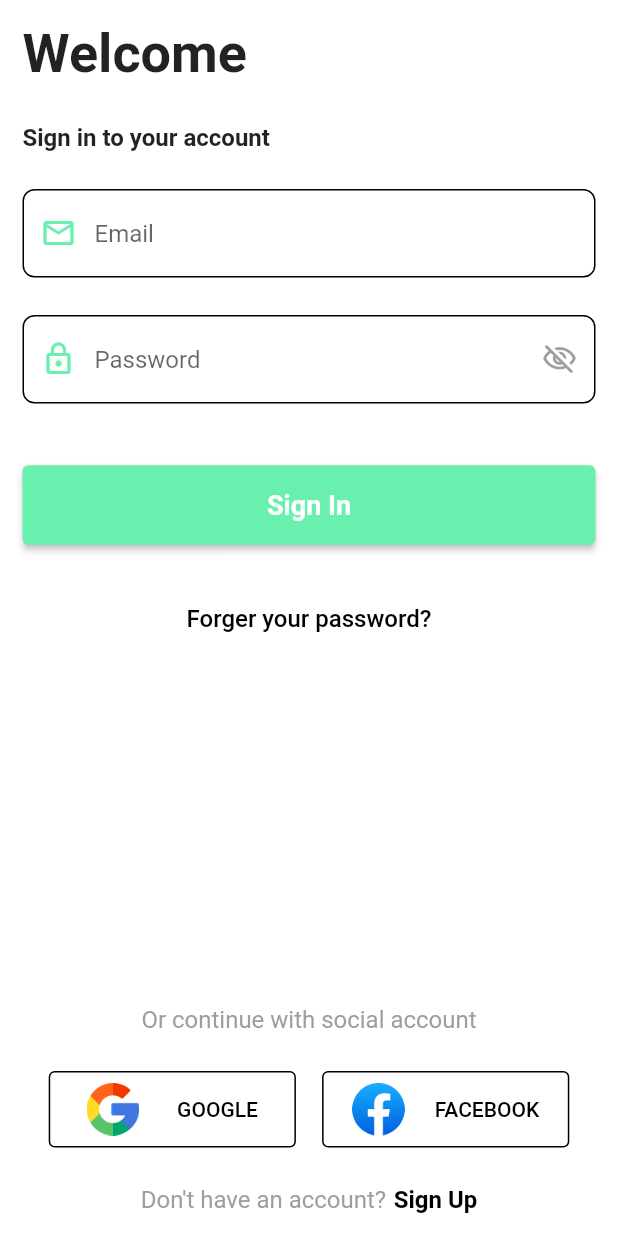
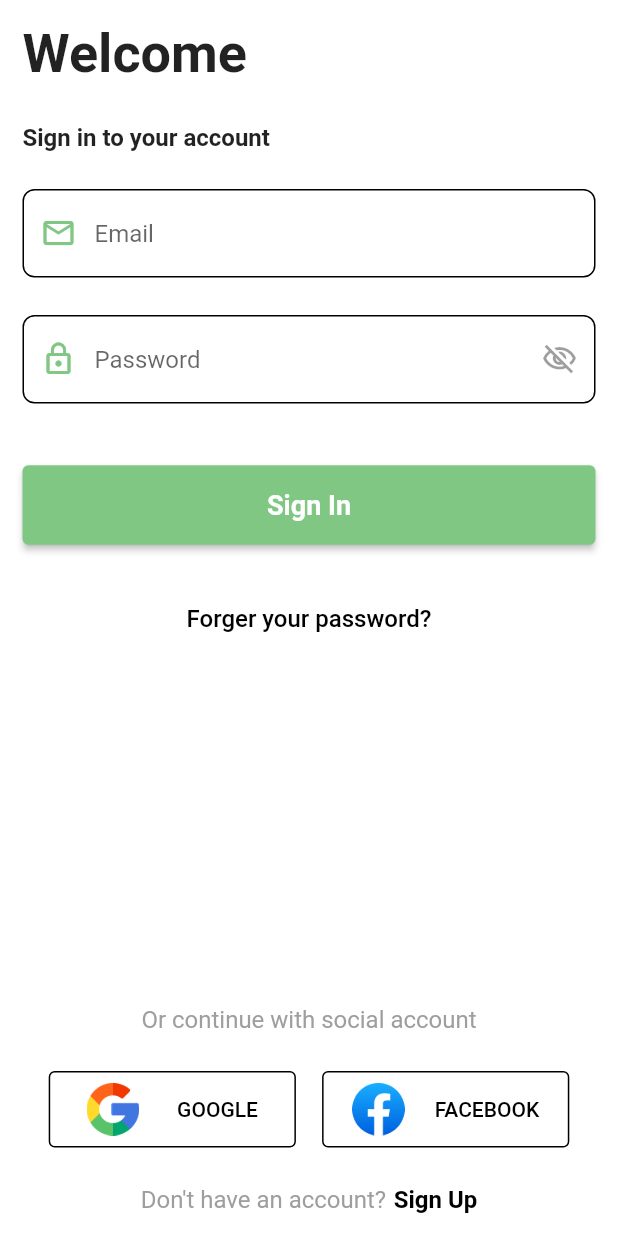
Before and after one commit to CPAD-Gazipur/doc_app, a Flutter app: the screen it shows after launch, on a phone screen of 412 x 824 dp. Run offline on Flutter 3.47's test engine with Material 2 defaults, Android fonts, the phone set to English and light mode, and no system bars.

Commit message:
DocApp: RUN IOS APP | CHANGE PRIMARY COLOR | ADDED OPTION TO EXPORT FOLDER STRUCTURE |

```diff
--- /dev/null
+++ b/lib/components/components.dart
@@ -0,0 +1,3 @@
+export 'custom_button.dart';
+export 'login_form.dart';
+export 'social_login_button.dart';
--- a/lib/components/login_form.dart
+++ b/lib/components/login_form.dart
@@ -26,7 +26,7 @@ class _LoginFormState extends State<LoginForm> {
             controller: _emailControler,
             keyboardType: TextInputType.emailAddress,
             cursorColor: Config.primaryColor,
-            decoration: const InputDecoration(
+            decoration: InputDecoration(
               hintText: 'example@gmail.com',
               labelText: 'Email',
               alignLabelWithHint: true,
@@ -57,7 +57,7 @@ class _LoginFormState extends State<LoginForm> {
                         Icons.visibility_off_outlined,
                         color: Colors.black38,
                       )
-                    : const Icon(
+                    : Icon(
                         Icons.visibility_outlined,
                         color: Config.primaryColor,
                       ),
--- a/lib/main.dart
+++ b/lib/main.dart
@@ -1,5 +1,5 @@
-import 'package:doc_app/screens/auth_screen.dart';
-import 'package:doc_app/utils/config.dart';
+import 'package:doc_app/screens/screens.dart';
+import 'package:doc_app/utils/utils.dart';
 import 'package:flutter/material.dart';
 
 void main() {
@@ -18,7 +18,7 @@ class MyApp extends StatelessWidget {
       navigatorKey: navigatorKey,
       title: 'DocApp',
       theme: ThemeData(
-        inputDecorationTheme: const InputDecorationTheme(
+        inputDecorationTheme: InputDecorationTheme(
           focusColor: Config.primaryColor,
           border: Config.outlinedBorder,
           focusedBorder: Config.focusBorder,
--- a/lib/screens/auth_screen.dart
+++ b/lib/screens/auth_screen.dart
@@ -1,7 +1,5 @@
-import 'package:doc_app/components/login_form.dart';
-import 'package:doc_app/components/socail_login_button.dart';
-import 'package:doc_app/utils/config.dart';
-import 'package:doc_app/utils/text.dart';
+import 'package:doc_app/components/components.dart';
+import 'package:doc_app/utils/utils.dart';
 import 'package:flutter/material.dart';
 
 class AuthScreen extends StatefulWidget {
@@ -96,12 +94,15 @@ class _AuthScreenState extends State<AuthScreen> {
                     ),
                   ),
                   const SizedBox(width: 5),
-                  const Text(
-                    'Sign Up',
-                    style: TextStyle(
-                      fontSize: 16,
-                      fontWeight: FontWeight.bold,
-                      color: Colors.black,
+                  InkWell(
+                    onTap: () {},
+                    child: const Text(
+                      'Sign Up',
+                      style: TextStyle(
+                        fontSize: 16,
+                        fontWeight: FontWeight.bold,
+                        color: Colors.black,
+                      ),
                     ),
                   ),
                 ],
--- /dev/null
+++ b/lib/screens/screens.dart
@@ -0,0 +1 @@
+export 'auth_screen.dart';
--- a/lib/utils/config.dart
+++ b/lib/utils/config.dart
@@ -5,7 +5,7 @@ class Config {
   static double? screenWidth;
   static double? screenHeight;
 
-  /// Screen height and width initialiazation
+  /// Screen height and width initialization
   void init(BuildContext context) {
     mediaQueryData = MediaQuery.of(context);
     screenWidth = mediaQueryData!.size.width;
@@ -30,10 +30,10 @@ class Config {
     borderRadius: BorderRadius.all(Radius.circular(8)),
   );
 
-  static const focusBorder = OutlineInputBorder(
-    borderRadius: BorderRadius.all(Radius.circular(8)),
+  static final focusBorder = OutlineInputBorder(
+    borderRadius: const BorderRadius.all(Radius.circular(8)),
     borderSide: BorderSide(
-      color: Colors.greenAccent,
+      color: Colors.green.shade300,
     ),
   );
 
@@ -44,5 +44,5 @@ class Config {
     ),
   );
 
-  static const primaryColor = Colors.greenAccent;
+  static final primaryColor = Colors.green.shade300;
 }
--- /dev/null
+++ b/lib/utils/utils.dart
@@ -0,0 +1,2 @@
+export 'config.dart';
+export 'text.dart';
```
Also changed, not shown: lib/components/social_login_button.dart (renamed from lib/components/socail_login_button.dart), 9 other files.
